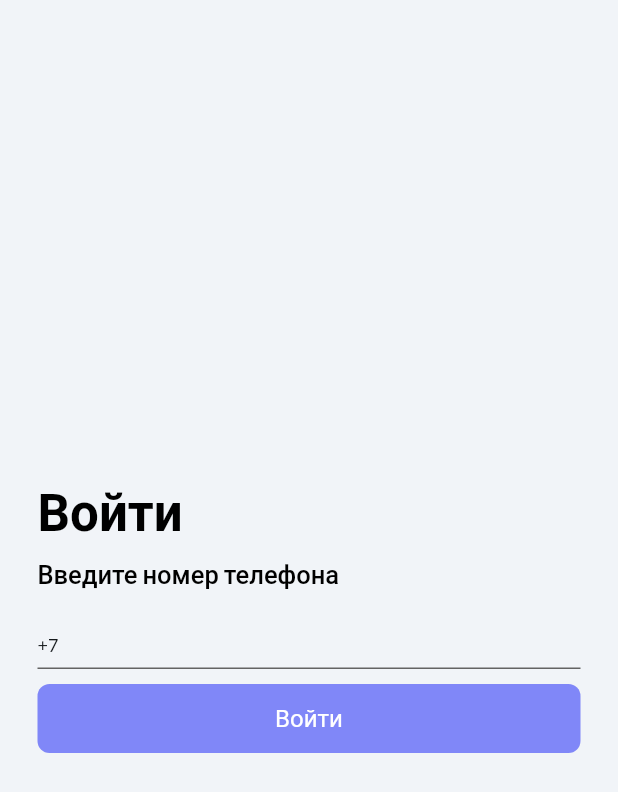
After one commit to yakut54/ff-fb-test-project, a Flutter app: the StartPageWidget screen opened by its route, on a phone screen of 412 x 824 dp. The commit adds this screen. Shown: the top 792 px of the screen. Run offline on Flutter 3.47's test engine with Material 3 defaults, Android fonts, the phone set to English and light mode, and no system bars; drawn by our look-alikes of auto_size_text; our stand-ins replace firebase_core, font_awesome_flutter, from_css_color, go_router, google_fonts, page_transition and 3 more; missing offline and left inert: json_path; accounts and stored records are empty.

Commit message:
layout StartPage & SMSPage

```diff
--- a/lib/flutter_flow/flutter_flow_theme.dart
+++ b/lib/flutter_flow/flutter_flow_theme.dart
@@ -257,7 +257,7 @@ class ThemeTypography extends Typography {
   String get labelLargeFamily => 'Lato';
   TextStyle get labelLarge => GoogleFonts.getFont(
         'Lato',
-        color: theme.secondaryText,
+        color: theme.white,
         fontWeight: FontWeight.normal,
         fontSize: 16.0,
       );
--- a/lib/flutter_flow/nav/nav.dart
+++ b/lib/flutter_flow/nav/nav.dart
@@ -43,6 +43,16 @@ GoRouter createRouter(AppStateNotifier appStateNotifier) => GoRouter(
           name: 'HomePage',
           path: '/homePage',
           builder: (context, params) => const HomePageWidget(),
+        ),
+        FFRoute(
+          name: 'StartPage',
+          path: '/startPage',
+          builder: (context, params) => const StartPageWidget(),
+        ),
+        FFRoute(
+          name: 'SMSPage',
+          path: '/sMSPage',
+          builder: (context, params) => const SMSPageWidget(),
         )
       ].map((r) => r.toRoute(appStateNotifier)).toList(),
     );
--- a/lib/index.dart
+++ b/lib/index.dart
@@ -1,2 +1,4 @@
 // Export pages
 export '/pages/home_page/home_page_widget.dart' show HomePageWidget;
+export '/pages/start_page/start_page_widget.dart' show StartPageWidget;
+export '/pages/s_m_s_page/s_m_s_page_widget.dart' show SMSPageWidget;
--- /dev/null
+++ b/lib/pages/start_page/start_page_model.dart
@@ -0,0 +1,21 @@
+import '/flutter_flow/flutter_flow_util.dart';
+import 'start_page_widget.dart' show StartPageWidget;
+import 'package:flutter/material.dart';
+
+class StartPageModel extends FlutterFlowModel<StartPageWidget> {
+  ///  State fields for stateful widgets in this page.
+
+  // State field(s) for TextField widget.
+  FocusNode? textFieldFocusNode;
+  TextEditingController? textController;
+  String? Function(BuildContext, String?)? textControllerValidator;
+
+  @override
+  void initState(BuildContext context) {}
+
+  @override
+  void dispose() {
+    textFieldFocusNode?.dispose();
+    textController?.dispose();
+  }
+}
--- /dev/null
+++ b/lib/pages/start_page/start_page_widget.dart
@@ -0,0 +1,176 @@
+import '/flutter_flow/flutter_flow_theme.dart';
+import '/flutter_flow/flutter_flow_util.dart';
+import '/flutter_flow/flutter_flow_widgets.dart';
+import 'package:flutter/material.dart';
+import 'start_page_model.dart';
+export 'start_page_model.dart';
+
+class StartPageWidget extends StatefulWidget {
+  const StartPageWidget({super.key});
+
+  @override
+  State<StartPageWidget> createState() => _StartPageWidgetState();
+}
+
+class _StartPageWidgetState extends State<StartPageWidget> {
+  late StartPageModel _model;
+
+  final scaffoldKey = GlobalKey<ScaffoldState>();
+
+  @override
+  void initState() {
+    super.initState();
+    _model = createModel(context, () => StartPageModel());
+
+    _model.textController ??= TextEditingController(text: '+7');
+    _model.textFieldFocusNode ??= FocusNode();
+  }
+
+  @override
+  void dispose() {
+    _model.dispose();
+
+    super.dispose();
+  }
+
+  @override
+  Widget build(BuildContext context) {
+    return GestureDetector(
+      onTap: () {
+        FocusScope.of(context).unfocus();
+        FocusManager.instance.primaryFocus?.unfocus();
+      },
+      child: Scaffold(
+        key: scaffoldKey,
+        backgroundColor: FlutterFlowTheme.of(context).primaryBackground,
+        body: SafeArea(
+          top: true,
+          child: Column(
+            mainAxisSize: MainAxisSize.max,
+            mainAxisAlignment: MainAxisAlignment.center,
+            children: [
+              Padding(
+                padding: const EdgeInsetsDirectional.fromSTEB(25.0, 0.0, 25.0, 0.0),
+                child: Column(
+                  mainAxisSize: MainAxisSize.max,
+                  mainAxisAlignment: MainAxisAlignment.start,
+                  crossAxisAlignment: CrossAxisAlignment.start,
+                  children: [
+                    Text(
+                      'Войти',
+                      style:
+                          FlutterFlowTheme.of(context).headlineLarge.override(
+                                fontFamily: 'Lato',
+                                letterSpacing: 0.0,
+                              ),
+                    ),
+                    Padding(
+                      padding:
+                          const EdgeInsetsDirectional.fromSTEB(0.0, 10.0, 0.0, 10.0),
+                      child: Text(
+                        'Введите номер телефона',
+                        style: FlutterFlowTheme.of(context)
+                            .headlineMedium
+                            .override(
+                              fontFamily: 'Lato',
+                              letterSpacing: 0.0,
+                            ),
+                      ),
+                    ),
+                    Padding(
+                      padding:
+                          const EdgeInsetsDirectional.fromSTEB(0.0, 10.0, 0.0, 10.0),
+                      child: SizedBox(
+                        width: double.infinity,
+                        child: TextFormField(
+                          controller: _model.textController,
+                          focusNode: _model.textFieldFocusNode,
+                          autofocus: false,
+                          obscureText: false,
+                          decoration: InputDecoration(
+                            isDense: true,
+                            labelStyle: FlutterFlowTheme.of(context)
+                                .labelMedium
+                                .override(
+                                  fontFamily: 'Lato',
+                                  letterSpacing: 0.0,
+                                ),
+                            hintText: 'TextField',
+                            hintStyle: FlutterFlowTheme.of(context)
+                                .labelMedium
+                                .override(
+                                  fontFamily: 'Lato',
+                                  letterSpacing: 0.0,
+                                ),
+                            enabledBorder: UnderlineInputBorder(
+                              borderSide: BorderSide(
+                                color: FlutterFlowTheme.of(context).grey,
+                                width: 1.0,
+                              ),
+                              borderRadius: BorderRadius.circular(0.0),
+                            ),
+                            focusedBorder: UnderlineInputBorder(
+                              borderSide: const BorderSide(
+                                color: Color(0x00000000),
+                                width: 1.0,
+                              ),
+                              borderRadius: BorderRadius.circular(0.0),
+                            ),
+                            errorBorder: UnderlineInputBorder(
+                              borderSide: BorderSide(
+                                color: FlutterFlowTheme.of(context).error,
+                                width: 1.0,
+                              ),
+                              borderRadius: BorderRadius.circular(0.0),
+                            ),
+                            focusedErrorBorder: UnderlineInputBorder(
+                              borderSide: BorderSide(
+                                color: FlutterFlowTheme.of(context).error,
+                                width: 1.0,
+                              ),
+                              borderRadius: BorderRadius.circular(0.0),
+                            ),
+                          ),
+                          style:
+                              FlutterFlowTheme.of(context).bodyMedium.override(
+                                    fontFamily: 'Lato',
+                                    letterSpacing: 0.0,
+                                  ),
+                          cursorColor: FlutterFlowTheme.of(context).primaryText,
+                          validator: _model.textControllerValidator
+                              .asValidator(context),
+                        ),
+                      ),
+                    ),
+                    FFButtonWidget(
+                      onPressed: () {
+                        print('Button pressed ...');
+                      },
+                      text: 'Войти',
+                      options: FFButtonOptions(
+                        width: double.infinity,
+                        height: 46.0,
+                        padding: const EdgeInsetsDirectional.fromSTEB(
+                            16.0, 0.0, 16.0, 0.0),
+                        iconPadding:
+                            const EdgeInsetsDirectional.fromSTEB(0.0, 0.0, 0.0, 0.0),
+                        color: FlutterFlowTheme.of(context).primary,
+                        textStyle:
+                            FlutterFlowTheme.of(context).labelLarge.override(
+                                  fontFamily: 'Lato',
+                                  letterSpacing: 0.0,
+                                ),
+                        elevation: 0.0,
+                        borderRadius: BorderRadius.circular(8.0),
+                      ),
+                    ),
+                  ],
+                ),
+              ),
+            ],
+          ),
+        ),
+      ),
+    );
+  }
+}
--- a/pubspec.yaml
+++ b/pubspec.yaml
@@ -53,6 +53,7 @@ dependencies:
   path_provider_linux: 2.2.1
   path_provider_platform_interface: 2.1.2
   path_provider_windows: 2.3.0
+  pin_code_fields: 8.0.1
   plugin_platform_interface: 2.1.8
   provider: 6.1.2
   shared_preferences: 2.3.2
```
Also changed, not shown: lib/flutter_flow/form_field_controller.dart (added, +23 -0 lines), lib/pages/s_m_s_page/s_m_s_page_model.dart (added, +21 -0 lines), lib/pages/s_m_s_page/s_m_s_page_widget.dart (added, +158 -0 lines).
